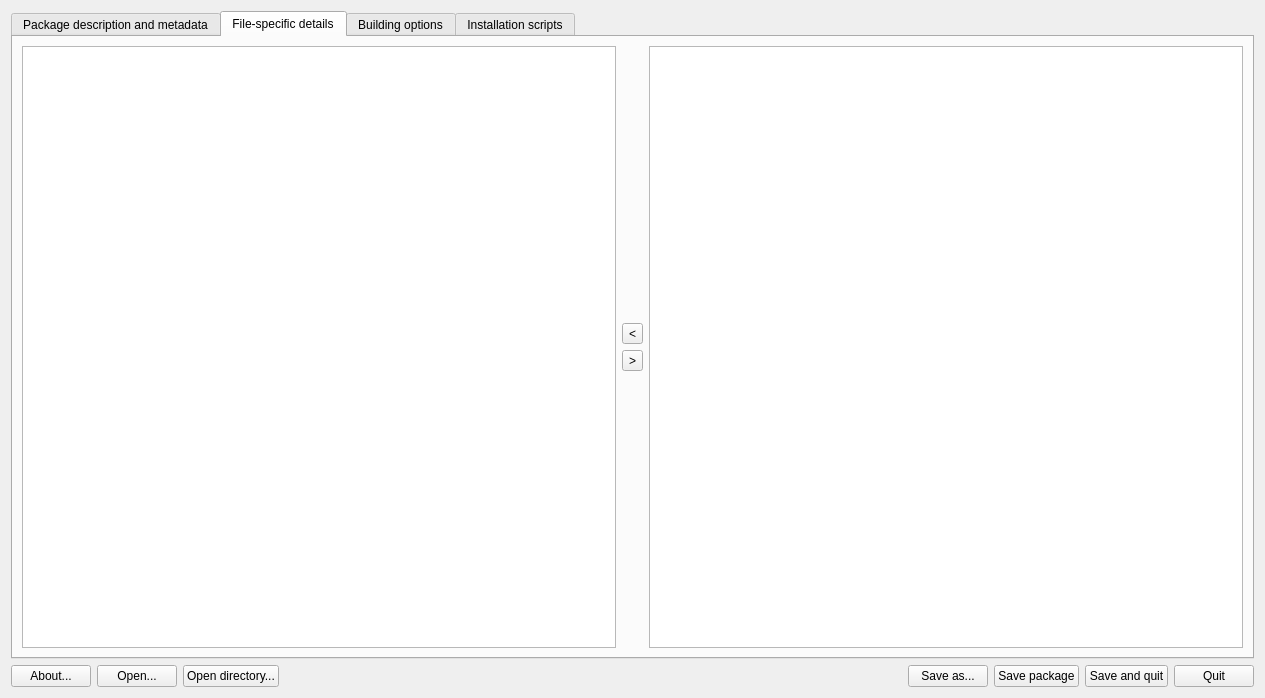
BackupTheBerlios/mops, file mpkg/packagebuilder/package_builder.ui: the form before one commit.
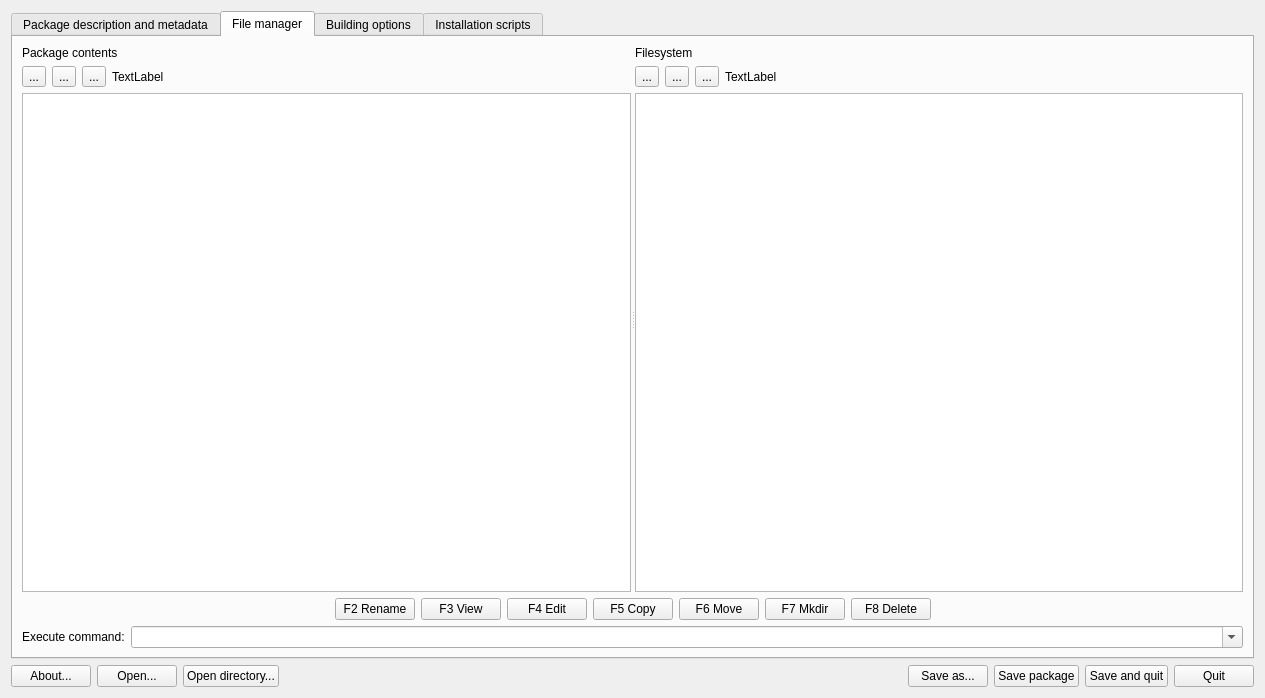
The form after the commit. The open tabs and pages were chosen to show the change. Icons and pictures are not drawn. Custom widgets are drawn as their Qt base class.

```diff
--- a/mpkg/packagebuilder/package_builder.ui
+++ b/mpkg/packagebuilder/package_builder.ui
@@ -875,53 +875,287 @@
      </widget>
      <widget class="QWidget" name="tab" >
       <attribute name="title" >
-       <string>File-specific details</string>
+       <string>File manager</string>
       </attribute>
       <attribute name="icon" >
        <iconset>/usr/share/icons/crystalsvg/32x32/actions/filenew.png</iconset>
       </attribute>
-      <layout class="QHBoxLayout" >
+      <layout class="QVBoxLayout" >
        <item>
-        <widget class="QListWidget" name="filelistWidget" />
+        <widget class="QSplitter" name="splitter_6" >
+         <property name="sizePolicy" >
+          <sizepolicy vsizetype="Expanding" hsizetype="Expanding" >
+           <horstretch>0</horstretch>
+           <verstretch>0</verstretch>
+          </sizepolicy>
+         </property>
+         <property name="orientation" >
+          <enum>Qt::Horizontal</enum>
+         </property>
+         <widget class="QWidget" name="layoutWidget" >
+          <layout class="QVBoxLayout" >
+           <item>
+            <widget class="QLabel" name="label_13" >
+             <property name="text" >
+              <string>Package contents</string>
+             </property>
+            </widget>
+           </item>
+           <item>
+            <layout class="QHBoxLayout" >
+             <item>
+              <widget class="QToolButton" name="goHomeButton" >
+               <property name="toolTip" >
+                <string>Go to package root</string>
+               </property>
+               <property name="text" >
+                <string>...</string>
+               </property>
+               <property name="icon" >
+                <iconset>/usr/share/mpkg/packagebuilder/icons/gohome.png</iconset>
+               </property>
+              </widget>
+             </item>
+             <item>
+              <widget class="QToolButton" name="goUpButton" >
+               <property name="toolTip" >
+                <string>Directory up</string>
+               </property>
+               <property name="text" >
+                <string>...</string>
+               </property>
+               <property name="icon" >
+                <iconset>/usr/share/mpkg/packagebuilder/icons/up.png</iconset>
+               </property>
+              </widget>
+             </item>
+             <item>
+              <widget class="QToolButton" name="refreshButton" >
+               <property name="toolTip" >
+                <string>Refresh</string>
+               </property>
+               <property name="text" >
+                <string>...</string>
+               </property>
+               <property name="icon" >
+                <iconset>/usr/share/mpkg/packagebuilder/icons/reload.png</iconset>
+               </property>
+               <property name="shortcut" >
+                <string>Ctrl+R</string>
+               </property>
+              </widget>
+             </item>
+             <item>
+              <widget class="QLabel" name="filelistCurrentPath" >
+               <property name="text" >
+                <string>TextLabel</string>
+               </property>
+              </widget>
+             </item>
+             <item>
+              <spacer>
+               <property name="orientation" >
+                <enum>Qt::Horizontal</enum>
+               </property>
+               <property name="sizeHint" >
+                <size>
+                 <width>40</width>
+                 <height>20</height>
+                </size>
+               </property>
+              </spacer>
+             </item>
+            </layout>
+           </item>
+           <item>
+            <widget class="FileListWidget" name="filelistWidget" >
+             <property name="selectionMode" >
+              <enum>QAbstractItemView::ExtendedSelection</enum>
+             </property>
+             <property name="selectionRectVisible" >
+              <bool>true</bool>
+             </property>
+            </widget>
+           </item>
+          </layout>
+         </widget>
+         <widget class="QWidget" name="layoutWidget_2" >
+          <layout class="QVBoxLayout" >
+           <item>
+            <widget class="QLabel" name="label_14" >
+             <property name="text" >
+              <string>Filesystem</string>
+             </property>
+            </widget>
+           </item>
+           <item>
+            <layout class="QHBoxLayout" >
+             <item>
+              <widget class="QToolButton" name="goHomeButton_2" >
+               <property name="toolTip" >
+                <string>Go to home directory</string>
+               </property>
+               <property name="text" >
+                <string>...</string>
+               </property>
+               <property name="icon" >
+		       <iconset>/usr/share/mpkg/packagebuilder/icons/gohome.png</iconset>
+               </property>
+              </widget>
+             </item>
+             <item>
+              <widget class="QToolButton" name="goUpButton_2" >
+               <property name="toolTip" >
+                <string>Directory up</string>
+               </property>
+               <property name="text" >
+                <string>...</string>
+               </property>
+               <property name="icon" >
+                <iconset>/usr/share/mpkg/packagebuilder/icons/up.png</iconset>
+               </property>
+              </widget>
+             </item>
+             <item>
+              <widget class="QToolButton" name="refreshButton_2" >
+               <property name="toolTip" >
+                <string>Refresh</string>
+               </property>
+               <property name="text" >
+                <string>...</string>
+               </property>
+               <property name="icon" >
+                <iconset>/usr/share/mpkg/packagebuilder/icons/reload.png</iconset>
+               </property>
+               <property name="shortcut" >
+                <string>Ctrl+R</string>
+               </property>
+              </widget>
+             </item>
+             <item>
+              <widget class="QLabel" name="filelistCurrentPath_2" >
+               <property name="text" >
+                <string>TextLabel</string>
+               </property>
+              </widget>
+             </item>
+             <item>
+              <spacer>
+               <property name="orientation" >
+                <enum>Qt::Horizontal</enum>
+               </property>
+               <property name="sizeHint" >
+                <size>
+                 <width>40</width>
+                 <height>20</height>
+                </size>
+               </property>
+              </spacer>
+             </item>
+            </layout>
+           </item>
+           <item>
+            <widget class="FileListWidget" name="filelistWidget_2" >
+             <property name="editTriggers" >
+              <set>QAbstractItemView::AnyKeyPressed|QAbstractItemView::DoubleClicked|QAbstractItemView::EditKeyPressed|QAbstractItemView::NoEditTriggers</set>
+             </property>
+             <property name="selectionMode" >
+              <enum>QAbstractItemView::ExtendedSelection</enum>
+             </property>
+            </widget>
+           </item>
+          </layout>
+         </widget>
+        </widget>
        </item>
        <item>
-        <layout class="QVBoxLayout" >
+        <layout class="QHBoxLayout" >
          <item>
           <spacer>
            <property name="orientation" >
-            <enum>Qt::Vertical</enum>
+            <enum>Qt::Horizontal</enum>
            </property>
            <property name="sizeHint" >
             <size>
-             <width>20</width>
-             <height>40</height>
+             <width>40</width>
+             <height>20</height>
             </size>
            </property>
           </spacer>
          </item>
          <item>
-          <widget class="QToolButton" name="toolButton" >
+          <widget class="QPushButton" name="renameButton" >
            <property name="text" >
-            <string>&lt;</string>
+            <string>F2 Rename</string>
            </property>
           </widget>
          </item>
          <item>
-          <widget class="QToolButton" name="toolButton_2" >
+          <widget class="QPushButton" name="viewButton" >
            <property name="text" >
-            <string>></string>
+            <string>F3 View</string>
            </property>
           </widget>
          </item>
+         <item>
+          <widget class="QPushButton" name="editButton" >
+           <property name="text" >
+            <string>F4 Edit</string>
+           </property>
+           <property name="shortcut" >
+            <string>F4</string>
+           </property>
+          </widget>
+         </item>
+         <item>
+          <widget class="QPushButton" name="copyButton" >
+           <property name="text" >
+            <string>F5 Copy</string>
+           </property>
+           <property name="shortcut" >
+            <string>F5</string>
+           </property>
+          </widget>
+         </item>
+         <item>
+          <widget class="QPushButton" name="moveButton" >
+           <property name="text" >
+            <string>F6 Move</string>
+           </property>
+           <property name="shortcut" >
+            <string>F6</string>
+           </property>
+          </widget>
+         </item>
+         <item>
+          <widget class="QPushButton" name="mkdirButton" >
+           <property name="text" >
+            <string>F7 Mkdir</string>
+           </property>
+           <property name="shortcut" >
+            <string>F7</string>
+           </property>
+          </widget>
+         </item>
+         <item>
+          <widget class="QPushButton" name="deleteButton" >
+           <property name="text" >
+            <string>F8 Delete</string>
+           </property>
+           <property name="shortcut" >
+            <string>F8</string>
+           </property>
+          </widget>
+         </item>
          <item>
           <spacer>
            <property name="orientation" >
-            <enum>Qt::Vertical</enum>
+            <enum>Qt::Horizontal</enum>
            </property>
            <property name="sizeHint" >
             <size>
-             <width>20</width>
-             <height>40</height>
+             <width>40</width>
+             <height>20</height>
             </size>
            </property>
           </spacer>
@@ -929,7 +1163,34 @@
         </layout>
        </item>
        <item>
-        <widget class="QListWidget" name="filelistWidget_2" />
+        <layout class="QHBoxLayout" >
+         <item>
+          <widget class="QLabel" name="currentPath" >
+           <property name="sizePolicy" >
+            <sizepolicy vsizetype="Preferred" hsizetype="Minimum" >
+             <horstretch>0</horstretch>
+             <verstretch>0</verstretch>
+            </sizepolicy>
+           </property>
+           <property name="text" >
+            <string>Execute command:</string>
+           </property>
+          </widget>
+         </item>
+         <item>
+          <widget class="CmdComboBox" name="cmdLine" >
+           <property name="sizePolicy" >
+            <sizepolicy vsizetype="Fixed" hsizetype="Expanding" >
+             <horstretch>0</horstretch>
+             <verstretch>0</verstretch>
+            </sizepolicy>
+           </property>
+           <property name="editable" >
+            <bool>true</bool>
+           </property>
+          </widget>
+         </item>
+        </layout>
        </item>
       </layout>
      </widget>
@@ -1950,6 +2211,18 @@
    </item>
   </layout>
  </widget>
+ <customwidgets>
+  <customwidget>
+   <class>FileListWidget</class>
+   <extends>QListWidget</extends>
+   <header location="global" >filelistwidget.h</header>
+  </customwidget>
+  <customwidget>
+   <class>CmdComboBox</class>
+   <extends>QComboBox</extends>
+   <header location="global" >filelistwidget.h</header>
+  </customwidget>
+ </customwidgets>
  <tabstops>
   <tabstop>NameEdit</tabstop>
   <tabstop>VersionEdit</tabstop>
```
Left out of the diff: 16 changed lines with no effect on the pictures.
